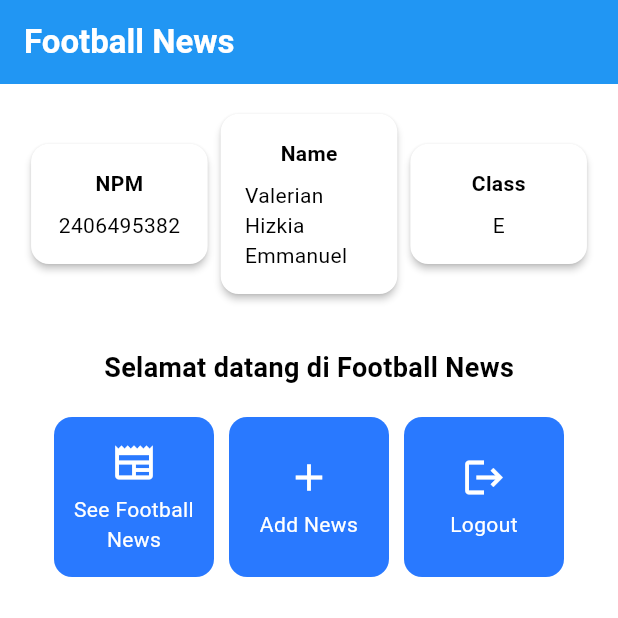
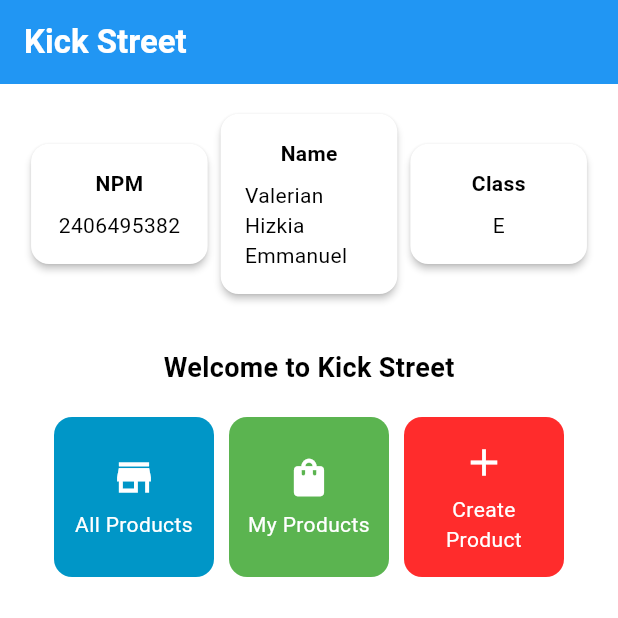
Before and after one commit to Kritzeey/football-news-flutter, a Flutter app: the screen it shows after launch, on a phone screen of 412 x 824 dp, the top half of it. Run offline on Flutter 3.47's test engine with Material 3 defaults, Android fonts, the phone set to English and light mode, and no system bars.

Commit message:
feat: add menu.dart

```diff
--- a/lib/menu.dart
+++ b/lib/menu.dart
@@ -8,9 +8,9 @@ class MyHomePage extends StatelessWidget {
   final String kelas = "E";
 
   final List<ItemHomepage> items = [
-    ItemHomepage("See Football News", Icons.newspaper),
-    ItemHomepage("Add News", Icons.add),
-    ItemHomepage("Logout", Icons.logout),
+    ItemHomepage("All Products", Icons.store_mall_directory, 0xFF0096C7),
+    ItemHomepage("My Products", Icons.shopping_bag, 0xFF5BB450),
+    ItemHomepage("Create Product", Icons.add, 0xFFFF2C2C),
   ];
 
   @override
@@ -18,7 +18,7 @@ class MyHomePage extends StatelessWidget {
     return Scaffold(
       appBar: AppBar(
         title: const Text(
-          'Football News',
+          "Kick Street",
           style: TextStyle(
             color: Colors.white,
             fontWeight: FontWeight.bold,
@@ -34,9 +34,9 @@ class MyHomePage extends StatelessWidget {
             Row(
               mainAxisAlignment: MainAxisAlignment.spaceEvenly,
               children: [
-                InfoCard(title: 'NPM', content: npm),
-                InfoCard(title: 'Name', content: name),
-                InfoCard(title: 'Class', content: kelas),
+                InfoCard(title: "NPM", content: npm),
+                InfoCard(title: "Name", content: name),
+                InfoCard(title: "Class", content: kelas),
               ],
             ),
 
@@ -49,7 +49,7 @@ class MyHomePage extends StatelessWidget {
                     padding: EdgeInsets.only(top: 16.0),
 
                     child: Text(
-                      'Selamat datang di Football News',
+                      "Welcome to Kick Street",
                       style: TextStyle(
                         fontWeight: FontWeight.bold,
                         fontSize: 18.0,
@@ -115,8 +115,9 @@ class InfoCard extends StatelessWidget {
 class ItemHomepage {
   final String name;
   final IconData icon;
+  final int color;
 
-  ItemHomepage(this.name, this.icon);
+  ItemHomepage(this.name, this.icon, this.color);
 }
 
 class ItemCard extends StatelessWidget {
@@ -130,7 +131,7 @@ class ItemCard extends StatelessWidget {
   Widget build(BuildContext context) {
     return Material(
       // Menentukan warna latar belakang dari tema aplikasi.
-      color: Theme.of(context).colorScheme.secondary,
+      color: Color(item.color),
       // Membuat sudut kartu melengkung.
       borderRadius: BorderRadius.circular(12),
 
```
